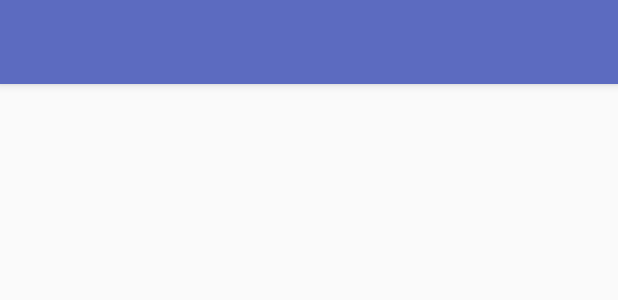
After one commit to lalit3686/MaterialDesignDemo, an Android app: the layout navigation_drawer_activity.xml on its own in the app's theme, with its tools: preview values and no code run, on a phone screen of 412 x 824 dp. The commit adds this screen. Shown: the top 300 px of the screen. Run offline under Robolectric (Android 15) with nearby library versions, the phone set to English and light mode, and no system bars.

Commit message:
Add custom NavgationDrawer Support
Add custom NavgationDrawer Support

```diff
--- a/app/src/main/AndroidManifest.xml
+++ b/app/src/main/AndroidManifest.xml
@@ -21,6 +21,7 @@
             </intent-filter>
         </activity>
         <activity android:name=".BottomNavigationActivity"></activity>
+        <activity android:name=".NavigationDrawerActivity"></activity>
     </application>
 
 </manifest>
--- /dev/null
+++ b/app/src/main/res/layout/content_layout.xml
@@ -0,0 +1,30 @@
+<?xml version="1.0" encoding="utf-8"?>
+<android.support.design.widget.CoordinatorLayout xmlns:android="http://schemas.android.com/apk/res/android"
+    xmlns:app="http://schemas.android.com/apk/res-auto"
+    android:id="@+id/main_content"
+    android:layout_width="match_parent"
+    android:layout_height="match_parent">
+
+    <android.support.design.widget.AppBarLayout
+        android:id="@+id/appbar"
+        android:layout_width="match_parent"
+        android:layout_height="wrap_content">
+
+        <android.support.v7.widget.Toolbar
+            android:id="@+id/toolbar"
+            android:layout_width="match_parent"
+            android:layout_height="?attr/actionBarSize"
+            android:background="?attr/colorPrimary"
+            app:layout_scrollFlags="scroll|enterAlways" />
+
+    </android.support.design.widget.AppBarLayout>
+
+    <TextView
+        android:gravity="center"
+        android:id="@+id/textSelectedContent"
+        android:layout_width="match_parent"
+        android:layout_height="match_parent"
+        android:textColor="@android:color/black"
+        android:textSize="30sp" />
+
+</android.support.design.widget.CoordinatorLayout>
--- /dev/null
+++ b/app/src/main/res/layout/navigation_drawer_activity.xml
@@ -0,0 +1,24 @@
+<?xml version="1.0" encoding="utf-8"?>
+<android.support.v4.widget.DrawerLayout xmlns:android="http://schemas.android.com/apk/res/android"
+    android:id="@+id/drawerLayout"
+    android:layout_width="match_parent"
+    android:layout_height="match_parent"
+    android:fitsSystemWindows="true">
+
+    <include layout="@layout/content_layout" />
+
+    <!--<android.support.design.widget.NavigationView
+        android:id="@+id/navigationView"
+        android:layout_width="match_parent"
+        android:layout_height="match_parent"
+        android:layout_gravity="start"
+        app:headerLayout="@layout/navigation_drawer_header"
+        app:menu="@menu/navigation_drawer_menu" />-->
+
+    <ListView
+        android:id="@+id/navigationViewList"
+        android:layout_width="match_parent"
+        android:layout_height="match_parent"
+        android:layout_gravity="start"
+        android:background="#ffffffff" />
+</android.support.v4.widget.DrawerLayout>
--- /dev/null
+++ b/app/src/main/res/menu/navigation_drawer_menu.xml
@@ -0,0 +1,19 @@
+<?xml version="1.0" encoding="utf-8"?>
+<menu xmlns:android="http://schemas.android.com/apk/res/android">
+
+    <group android:checkableBehavior="single">
+        <item
+            android:id="@+id/recent_item"
+            android:checkable="true"
+            android:icon="@drawable/ic_update_white_24dp"
+            android:title="Recents" />
+        <item
+            android:id="@+id/location_item"
+            android:icon="@drawable/ic_location_on_white_24dp"
+            android:title="Location" />
+        <item
+            android:id="@+id/favorite_item"
+            android:icon="@drawable/ic_favorite_white_24dp"
+            android:title="Favorite" />
+    </group>
+</menu>
```
Also changed, not shown: app/src/main/java/com/example/materialdesigndemo/DrawerListAdapter.java (added, +60 -0 lines), app/src/main/java/com/example/materialdesigndemo/MainActivity.java (+1 -37 lines), app/src/main/java/com/example/materialdesigndemo/NavItem.java (added, +13 -0 lines), app/src/main/java/com/example/materialdesigndemo/NavigationDrawerActivity.java (added, +167 -0 lines), app/src/main/res/layout/drawer_item.xml (added, +34 -0 lines), app/src/main/res/layout/navigation_drawer_header.xml (added, +28 -0 lines), app/src/main/res/drawable/ic_menu.png (added), 1140 other files.
